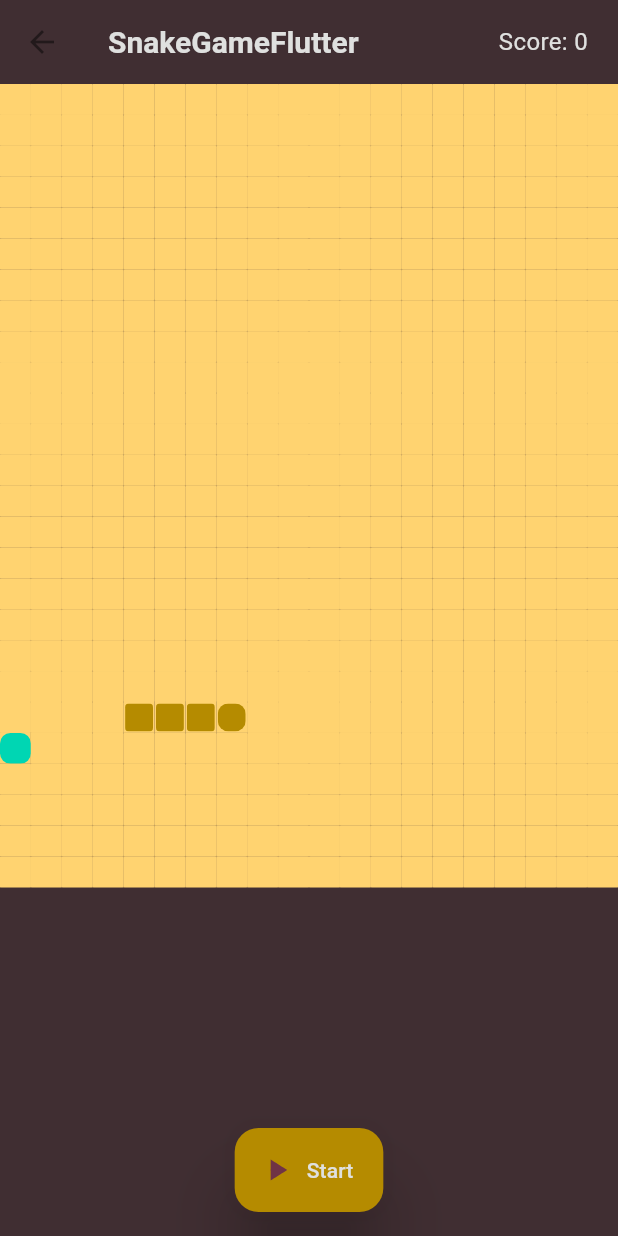
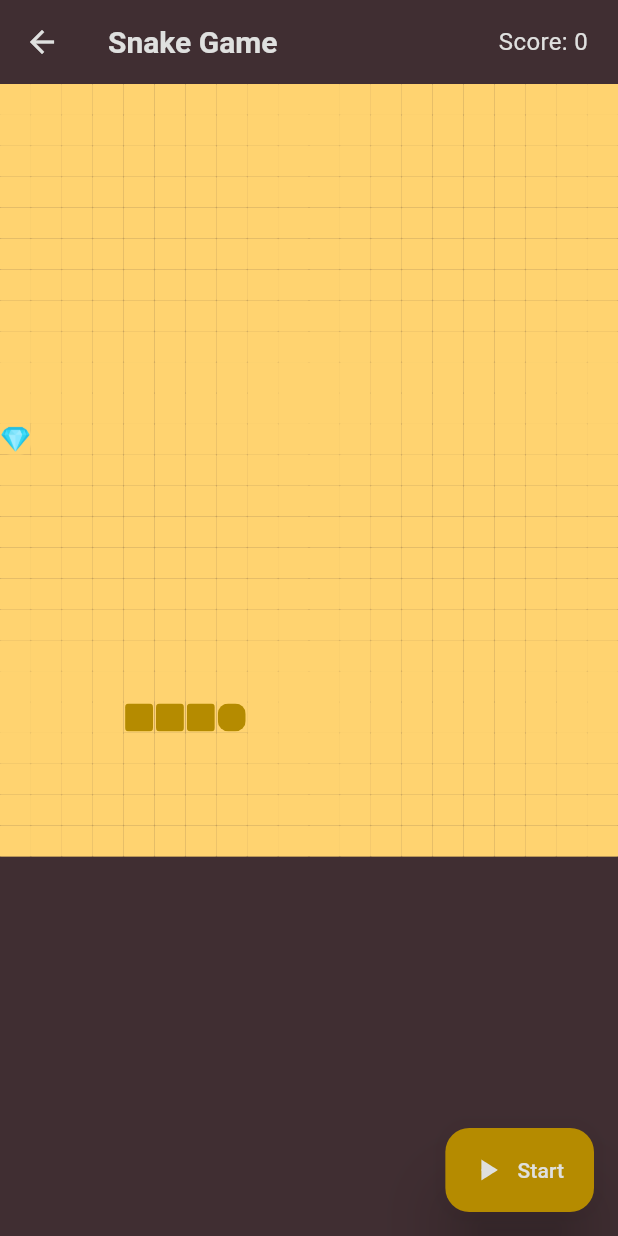
Before and after one commit to Altereyo/flutter-firebase-config, a Flutter app: the screen it shows after launch, after a tap on "Start game", on a phone screen of 412 x 824 dp. Run offline on Flutter 3.47's test engine with Material 2 defaults, Android fonts, the phone set to English and light mode, and no system bars; our stand-ins replace connectivity_plus, device_info_plus, firebase_core, firebase_remote_config, get, shared_preferences; missing offline and left inert: flutter_inappwebview; accounts and stored records are empty; generated files the repository leaves out were written again.

Commit message:
app ui styles, diamond image

```diff
--- a/lib/core/theme/app_colors.dart
+++ b/lib/core/theme/app_colors.dart
@@ -3,6 +3,7 @@ import 'package:flutter/material.dart';
 class AppColors {
   static Color backgroundColor = const Color(0xff402E32);
   static Color textColor = const Color(0xffDFE0DF);
+  static Color gameOverTextColor = Colors.redAccent;
   static Color snakeColor = const Color(0xffB58B00);
   static Color fieldColor = const Color(0xffFFD370);
   static Color diamondColor = const Color(0xff00D6B3);
--- a/lib/modules/plug/game_page.dart
+++ b/lib/modules/plug/game_page.dart
@@ -15,10 +15,11 @@ class _GamePageState extends State<GamePage> with TickerProviderStateMixin {
   late bool _hasStarted;
   late Animation<double> _snakeAnimation;
   late AnimationController _snakeController;
+  Timer? gameTimer;
   late String _currentSnakeDirection;
   late int _snakeFoodPosition;
   List _snake = [404, 405, 406, 407];
-  final int _noOfSquares = 500;
+  final int _noOfSquares = 480;
   final Duration _duration = Duration(milliseconds: 250);
   final int _squareSize = 20;
   Random _random = Random();
@@ -41,8 +42,14 @@ class _GamePageState extends State<GamePage> with TickerProviderStateMixin {
         CurvedAnimation(curve: Curves.easeInOut, parent: _snakeController);
   }
 
+  @override
+  void dispose() {
+    if (gameTimer != null && gameTimer!.isActive) gameTimer!.cancel();
+    super.dispose();
+  }
+
   void _gameStart() {
-    Timer.periodic(Duration(milliseconds: 250), (Timer timer) {
+    gameTimer = Timer.periodic(Duration(milliseconds: 250), (Timer timer) {
       _updateSnake();
       if (_hasStarted) timer.cancel();
     });
@@ -57,7 +64,7 @@ class _GamePageState extends State<GamePage> with TickerProviderStateMixin {
   void _updateSnake() {
     if (!_hasStarted) {
       setState(() {
-        _playerScore = (_snake.length - 4) * 100;
+        _playerScore = (_snake.length - 4);
         switch (_currentSnakeDirection) {
           case 'DOWN':
             if (_snake.last > _noOfSquares)
@@ -105,32 +112,54 @@ class _GamePageState extends State<GamePage> with TickerProviderStateMixin {
     }
   }
 
+  Widget _renderField (int index) {
+    if (_snake.contains(index)) {
+      return Container(color: AppColors.snakeColor);
+    } else if (index == _snakeFoodPosition) {
+        return Container(
+          color: AppColors.fieldColor,
+          child: Image.asset('assets/images/diamond.png'),
+        );
+    } else {
+      return Container(color: AppColors.fieldColor);
+    }
+  }
+
   @override
   Widget build(BuildContext context) {
     return Scaffold(
       appBar: AppBar(
-        title: Text('SnakeGameFlutter',
-            style: TextStyle(color: AppColors.textColor, fontSize: 20.0)),
+        title: Text(
+          'Snake Game',
+          style: TextStyle(color: AppColors.textColor, fontSize: 20.0),
+        ),
+        iconTheme: IconThemeData(
+          color: AppColors.textColor, //change your color here
+        ),
         centerTitle: false,
         backgroundColor: AppColors.backgroundColor,
         actions: <Widget>[
           Center(
             child: Padding(
               padding: const EdgeInsets.symmetric(horizontal: 20.0),
-            child: Text('Score: $_playerScore',
-                style: TextStyle(fontSize: 16.0, color: AppColors.textColor)),
-          ))
+              child: Text(
+                'Score: $_playerScore',
+                style: TextStyle(
+                  fontSize: 16.0,
+                  color: AppColors.textColor,
+                ),
+              ),
+            ),
+          )
         ],
       ),
-      floatingActionButtonLocation: FloatingActionButtonLocation.centerFloat,
+      floatingActionButtonLocation: FloatingActionButtonLocation.endFloat,
       floatingActionButton: FloatingActionButton.extended(
         backgroundColor: AppColors.snakeColor,
         elevation: 20,
         label: Text(
           _hasStarted ? 'Start' : 'Pause',
-            style: TextStyle(
-              color: AppColors.textColor
-            ),
+          style: TextStyle(color: AppColors.textColor),
         ),
         onPressed: () {
           setState(() {
@@ -143,7 +172,11 @@ class _GamePageState extends State<GamePage> with TickerProviderStateMixin {
           });
         },
         icon: AnimatedIcon(
-              icon: AnimatedIcons.play_pause, progress: _snakeAnimation)),
+          icon: AnimatedIcons.play_pause,
+          progress: _snakeAnimation,
+          color: AppColors.textColor,
+        ),
+      ),
       body: Center(
         child: GestureDetector(
           onVerticalDragUpdate: (drag) {
@@ -179,12 +212,7 @@ class _GamePageState extends State<GamePage> with TickerProviderStateMixin {
                               : _snake.contains(index)
                                   ? BorderRadius.circular(2.5)
                                   : BorderRadius.circular(1),
-                      child: Container(
-                          color: _snake.contains(index)
-                              ? AppColors.snakeColor
-                              : index == _snakeFoodPosition
-                                  ? AppColors.diamondColor
-                                  : AppColors.fieldColor),
+                      child: _renderField(index)
                     ),
                   ),
                 );
--- a/lib/modules/plug/home_page.dart
+++ b/lib/modules/plug/home_page.dart
@@ -22,6 +22,24 @@ class PlugPage extends StatelessWidget {
                   fontSize: 40.0,
                   fontStyle: FontStyle.italic,
                   fontWeight: FontWeight.bold,
+                  shadows: const [
+                    Shadow(
+                      // bottomLeft
+                        offset: Offset(-1.5, -1.5),
+                        color: Colors.black),
+                    Shadow(
+                      // bottomRight
+                        offset: Offset(1.5, -1.5),
+                        color: Colors.black),
+                    Shadow(
+                      // topRight
+                        offset: Offset(1.5, 1.5),
+                        color: Colors.black),
+                    Shadow(
+                      // topLeft
+                        offset: Offset(-1.5, 1.5),
+                        color: Colors.black),
+                  ],
                 ),
               ),
               const SizedBox(height: 50.0),
@@ -33,12 +51,19 @@ class PlugPage extends StatelessWidget {
                   Navigator.of(context).push(
                       MaterialPageRoute(builder: (context) => GamePage()));
                 },
-                child: const Row(
+                child: Row(
                   mainAxisSize: MainAxisSize.min,
                   children: [
-                    Icon(Icons.play_circle_filled,
+                    const Icon(Icons.play_arrow,
                         color: Colors.white, size: 30.0),
-                    Text('Start game')
+                    const SizedBox(width: 10),
+                    Text(
+                      'Start game',
+                      style: TextStyle(
+                        color: AppColors.textColor,
+                        fontSize: 18,
+                      ),
+                    )
                   ],
                 ),
               ),
--- a/pubspec.yaml
+++ b/pubspec.yaml
@@ -30,6 +30,7 @@ flutter:
   uses-material-design: true
   assets:
     - assets/images/app_icon.png
+    - assets/images/diamond.png
 
 flutter_launcher_icons:
   android: "launcher_icon"
```
Also changed, not shown: lib/modules/plug/game_over.dart (+47 -39 lines), assets/images/diamond.png (added). Lines whose indentation alone changed are shown as unchanged.
